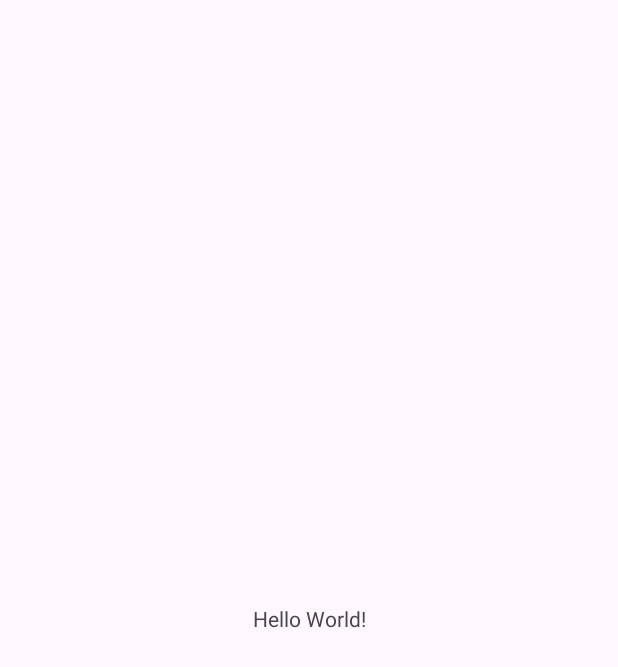
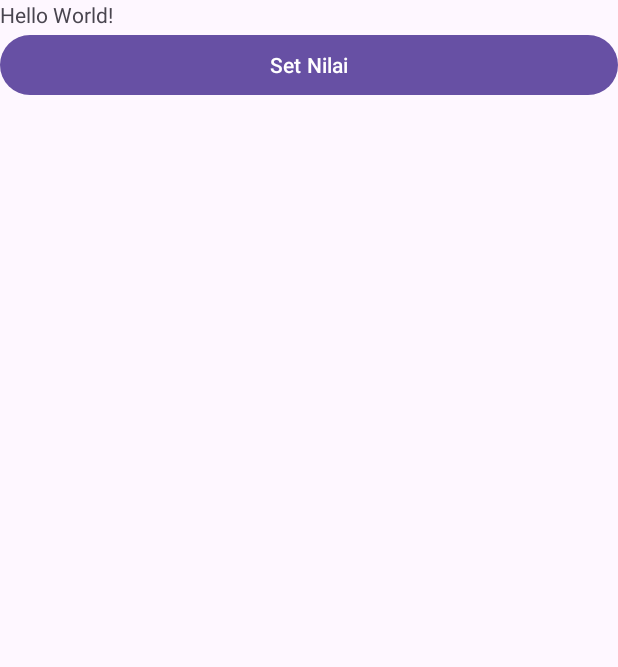
Before and after one commit to AGUN1505/belajarDebugging, an Android app: the screen it shows after launch (MainActivity), on a phone screen of 412 x 824 dp. Before the commit the part shown is almost empty. Shown: the top 667 px of the screen. Run offline under Robolectric (Android 15) with nearby library versions, the phone set to English and light mode, and no system bars.

```diff
--- a/app/src/main/java/com/dicoding/mytestingapp/MainActivity.kt
+++ b/app/src/main/java/com/dicoding/mytestingapp/MainActivity.kt
@@ -1,12 +1,21 @@
 package com.dicoding.mytestingapp
 
 import android.os.Bundle
+import android.util.Log
+import android.view.View
+import android.widget.Button
+import android.widget.TextView
 import androidx.activity.enableEdgeToEdge
 import androidx.appcompat.app.AppCompatActivity
 import androidx.core.view.ViewCompat
 import androidx.core.view.WindowInsetsCompat
 
-class MainActivity : AppCompatActivity() {
+class MainActivity : AppCompatActivity(), View.OnClickListener {
+    private lateinit var btnSetValue: Button
+    private lateinit var tvText: TextView
+
+    private var names = ArrayList<String>()
+
     override fun onCreate(savedInstanceState: Bundle?) {
         super.onCreate(savedInstanceState)
         enableEdgeToEdge()
@@ -16,5 +25,25 @@ class MainActivity : AppCompatActivity() {
             v.setPadding(systemBars.left, systemBars.top, systemBars.right, systemBars.bottom)
             insets
         }
+
+        btnSetValue = findViewById(R.id.btn_set_value)
+        tvText = findViewById(R.id.tv_text)
+
+        btnSetValue.setOnClickListener(this)
+
+        names.add("Narenda Wicaksono")
+        names.add("Kevin")
+        names.add("Yoza")
+    }
+
+    override fun onClick(v: View) {
+        if (v.id == R.id.btn_set_value) {
+            Log.d("MainActivity", names.toString())
+            val name = StringBuilder()
+            for (i in 0..2) {
+                name.append(names[i]).append("\n")
+            }
+            tvText.text = name.toString()
+        }
     }
 }
--- a/app/src/main/res/layout/activity_main.xml
+++ b/app/src/main/res/layout/activity_main.xml
@@ -1,19 +1,24 @@
 <?xml version="1.0" encoding="utf-8"?>
-<androidx.constraintlayout.widget.ConstraintLayout xmlns:android="http://schemas.android.com/apk/res/android"
+<RelativeLayout xmlns:android="http://schemas.android.com/apk/res/android"
     xmlns:app="http://schemas.android.com/apk/res-auto"
     xmlns:tools="http://schemas.android.com/tools"
     android:id="@+id/main"
     android:layout_width="match_parent"
     android:layout_height="match_parent"
+    android:padding="16dp"
     tools:context=".MainActivity">
 
     <TextView
+        android:id="@+id/tv_text"
         android:layout_width="wrap_content"
         android:layout_height="wrap_content"
-        android:text="Hello World!"
-        app:layout_constraintBottom_toBottomOf="parent"
-        app:layout_constraintEnd_toEndOf="parent"
-        app:layout_constraintStart_toStartOf="parent"
-        app:layout_constraintTop_toTopOf="parent" />
+        android:text="@string/hello_world"/>
 
-</androidx.constraintlayout.widget.ConstraintLayout>
+    <Button
+        android:id="@+id/btn_set_value"
+        android:layout_width="match_parent"
+        android:layout_height="wrap_content"
+        android:layout_below="@+id/tv_text"
+        android:text="@string/set_value"/>
+
+</RelativeLayout>
--- a/app/src/main/res/values/strings.xml
+++ b/app/src/main/res/values/strings.xml
@@ -1,3 +1,5 @@
 <resources>
     <string name="app_name">MyTestingApp</string>
+    <string name="set_value">Set Nilai</string>
+    <string name="hello_world">Hello World!</string>
 </resources>
```
